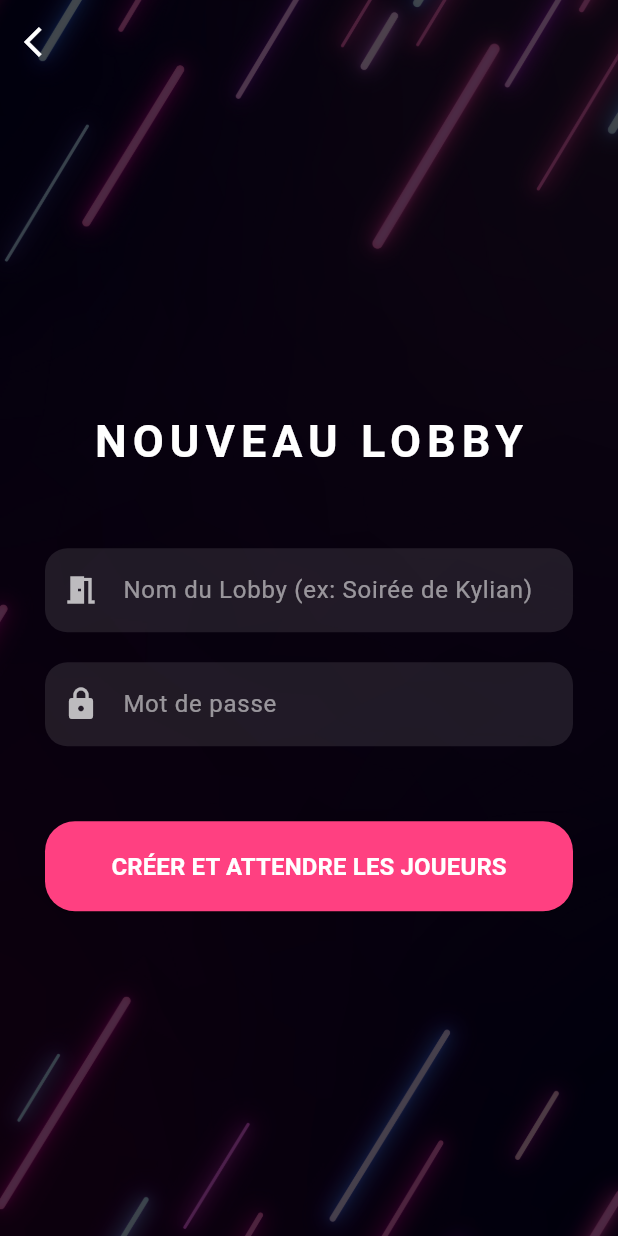
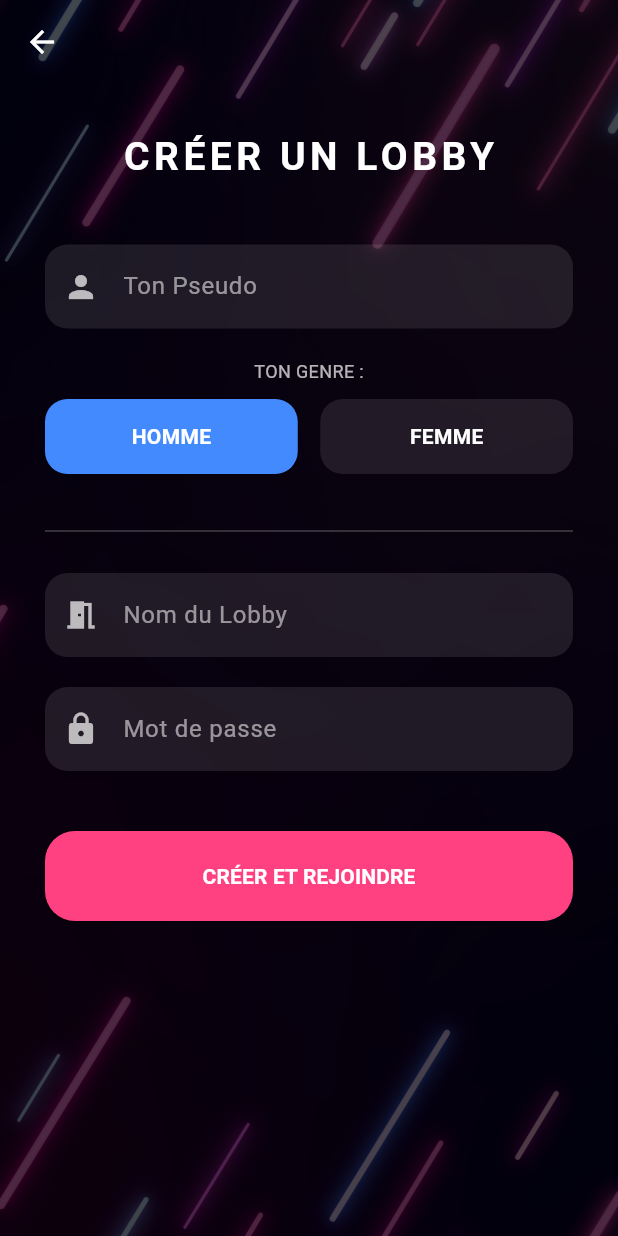
Before and after one commit to kyliandeffaut/PartyBox, a Flutter app: the CreateLobbyScreen screen opened directly, on a phone screen of 412 x 824 dp. Run offline on Flutter 3.47's test engine with Material 3 defaults, Android fonts, the phone set to English and light mode, and no system bars; our stand-ins replace cloud_firestore, firebase_core, flutter_animate; accounts and stored records are empty.

Commit message:
create join lobby

```diff
--- a/lib/home_screen.dart
+++ b/lib/home_screen.dart
@@ -114,31 +114,20 @@ class CreateLobbyScreen extends StatefulWidget {
 class _CreateLobbyScreenState extends State<CreateLobbyScreen> {
   final TextEditingController _nameController = TextEditingController();
   final TextEditingController _passwordController = TextEditingController();
+  final TextEditingController _pseudoController = TextEditingController(); // 1. Ajouté
+
+  String _selectedGender = 'H'; // 2. Ajouté
   bool _isLoading = false;
 
-  // FONCTION MAGIQUE : CRÉER LE LOBBY DANS LE CLOUD
   Future<void> _createLobby() async {
     String name = _nameController.text.trim();
     String password = _passwordController.text.trim();
+    String pseudo = _pseudoController.text.trim(); // 3. Récupère le pseudo
 
-    var existingLobby = await FirebaseFirestore.instance
-      .collection('lobbies')
-      .where('lobbyName', isEqualTo: name)
-      .where('status', isEqualTo: 'waiting') // On ne cherche que les lobbys actifs
-      .get();
-
-    if (existingLobby.docs.isNotEmpty) {
+    if (name.isEmpty || password.isEmpty || pseudo.isEmpty) {
       if (!mounted) return;
       ScaffoldMessenger.of(context).showSnackBar(
-        const SnackBar(content: Text("Ce nom de lobby est déjà utilisé !")),
-      );
-      return;
-    }
-
-    if (name.isEmpty || password.isEmpty) {
-      if (!mounted) return;
-      ScaffoldMessenger.of(context).showSnackBar(
-        const SnackBar(content: Text("Remplis tous les champs !")),
+        const SnackBar(content: Text("Remplis tous les champs, y compris ton pseudo !")),
       );
       return;
     }
@@ -146,17 +135,18 @@ class _CreateLobbyScreenState extends State<CreateLobbyScreen> {
     setState(() => _isLoading = true);
 
     try {
+      // ✅ Création du Lobby avec le créateur déjà dans la liste
       DocumentReference lobbyRef = await FirebaseFirestore.instance.collection('lobbies').add({
         'lobbyName': name,
         'password': password,
         'createdAt': FieldValue.serverTimestamp(),
-        'players': [],
         'status': 'waiting',
+        'players': [
+          {'name': pseudo, 'gender': _selectedGender} // ✅ Ajout direct ici
+        ],
       });
 
-      debugPrint("Lobby créé avec l'ID : ${lobbyRef.id}");
-
-      if (!mounted) return; // Sécurité
+      if (!mounted) return;
 
       Navigator.push(
         context,
@@ -168,32 +158,43 @@ class _CreateLobbyScreenState extends State<CreateLobbyScreen> {
         ),
       );
 
-      // Ici on ajoutera la navigation vers la salle d'attente plus tard
-      ScaffoldMessenger.of(context).showSnackBar(
-        const SnackBar(content: Text("Lobby créé avec succès !")),
-      );
-
     } catch (e) {
       debugPrint("Erreur lors de la création : $e");
     } finally {
-      setState(() => _isLoading = false);
+      if (mounted) setState(() => _isLoading = false);
     }
+  }
+
+  // Fonction pour les boutons de genre (à copier-coller aussi)
+  Widget _genderButton({required String label, required String value}) {
+    bool isSelected = _selectedGender == value;
+    return Expanded(
+      child: GestureDetector(
+        onTap: () => setState(() => _selectedGender = value),
+        child: Container(
+          padding: const EdgeInsets.symmetric(vertical: 15),
+          decoration: BoxDecoration(
+            color: isSelected
+                ? (value == 'H' ? Colors.blueAccent : Colors.pinkAccent)
+                : Colors.white.withValues(alpha: 0.1),
+            borderRadius: BorderRadius.circular(15),
+          ),
+          child: Center(
+            child: Text(label, style: const TextStyle(color: Colors.white, fontWeight: FontWeight.bold)),
+          ),
+        ),
+      ),
+    );
   }
 
   @override
   Widget build(BuildContext context) {
     return Scaffold(
       extendBodyBehindAppBar: true,
-      appBar: AppBar(
-        backgroundColor: Colors.transparent,
-        elevation: 0,
-        leading: IconButton(
-          icon: const Icon(Icons.arrow_back_ios, color: Colors.white),
-          onPressed: () => Navigator.pop(context)
-        ),
-      ),
+      appBar: AppBar(backgroundColor: Colors.transparent, elevation: 0, leading: const BackButton(color: Colors.white)),
       body: Container(
         width: double.infinity,
+        height: double.infinity,
         decoration: BoxDecoration(
           color: const Color(0xFF101012),
           image: DecorationImage(
@@ -203,64 +204,74 @@ class _CreateLobbyScreenState extends State<CreateLobbyScreen> {
           ),
         ),
         child: SafeArea(
-          child: Padding(
+          child: SingleChildScrollView(
             padding: const EdgeInsets.all(30.0),
             child: Column(
-              mainAxisAlignment: MainAxisAlignment.center,
               children: [
-                const Text(
-                  "NOUVEAU LOBBY",
-                  style: TextStyle(fontSize: 30, fontWeight: FontWeight.bold, color: Colors.white, letterSpacing: 4)
+                const Text("CRÉER UN LOBBY", style: TextStyle(fontSize: 26, fontWeight: FontWeight.bold, color: Colors.white, letterSpacing: 3)),
+                const SizedBox(height: 40),
+
+                // 🛠️ INTERFACE : Pseudo et Genre
+                _buildInput(controller: _pseudoController, hint: "Ton Pseudo", icon: Icons.person),
+                const SizedBox(height: 20),
+                const Text("TON GENRE :", style: TextStyle(color: Colors.white70, fontSize: 12)),
+                const SizedBox(height: 10),
+                Row(
+                  children: [
+                    _genderButton(label: "HOMME", value: "H"),
+                    const SizedBox(width: 15),
+                    _genderButton(label: "FEMME", value: "F"),
+                  ],
                 ),
-                const SizedBox(height: 50),
 
-                // CHAMP NOM DU LOBBY
-                TextField(
-                  controller: _nameController,
-                  style: const TextStyle(color: Colors.white),
-                  decoration: InputDecoration(
-                    hintText: "Nom du Lobby (ex: Soirée de Kylian)",
-                    hintStyle: const TextStyle(color: Colors.white54),
-                    filled: true,
-                    fillColor: Colors.white.withValues(alpha: 0.1),
-                    prefixIcon: const Icon(Icons.meeting_room, color: Colors.white70),
-                    border: OutlineInputBorder(borderRadius: BorderRadius.circular(15), borderSide: BorderSide.none),
-                  ),
-                ),
+                const SizedBox(height: 30),
+                const Divider(color: Colors.white24),
                 const SizedBox(height: 20),
 
-                // CHAMP MOT DE PASSE
-                TextField(
-                  controller: _passwordController,
-                  obscureText: true,
-                  style: const TextStyle(color: Colors.white),
-                  decoration: InputDecoration(
-                    hintText: "Mot de passe",
-                    hintStyle: const TextStyle(color: Colors.white54),
-                    filled: true,
-                    fillColor: Colors.white.withValues(alpha: 0.1),
-                    prefixIcon: const Icon(Icons.lock, color: Colors.white70),
-                    border: OutlineInputBorder(borderRadius: BorderRadius.circular(15), borderSide: BorderSide.none),
-                  ),
-                ),
+                // Champs du Lobby
+                _buildInput(controller: _nameController, hint: "Nom du Lobby", icon: Icons.meeting_room),
+                const SizedBox(height: 20),
+                _buildInput(controller: _passwordController, hint: "Mot de passe", icon: Icons.lock, isPassword: true),
 
-                const SizedBox(height: 50),
+                const SizedBox(height: 40),
 
-                // BOUTON D'ACTION
                 _isLoading
-                  ? const CircularProgressIndicator(color: Colors.pinkAccent) // Affiche un chargement si on clique
+                ? const CircularProgressIndicator(color: Colors.pinkAccent)
                 : ElevatedButton(
                     style: ElevatedButton.styleFrom(
                       backgroundColor: Colors.pinkAccent,
                       minimumSize: const Size(double.infinity, 60),
                       shape: RoundedRectangleBorder(borderRadius: BorderRadius.circular(20)),
                     ),
-                      onPressed: _createLobby, // 👈 Appelle la fonction Firebase
-                      child: const Text("CRÉER ET ATTENDRE LES JOUEURS", style: TextStyle(fontSize: 16, fontWeight: FontWeight.bold, color: Colors.white)),
+                    onPressed: _createLobby,
+                    child: const Text("CRÉER ET REJOINDRE", style: TextStyle(fontWeight: FontWeight.bold, color: Colors.white)),
                   ),
               ],
             ),
           ),
+        ),
+      ),
+    );
+  }
+  Widget _buildInput({
+    required TextEditingController controller,
+    required String hint,
+    required IconData icon,
+    bool isPassword = false
+  }) {
+    return TextField(
+      controller: controller,
+      obscureText: isPassword,
+      style: const TextStyle(color: Colors.white),
+      decoration: InputDecoration(
+        hintText: hint,
+        hintStyle: const TextStyle(color: Colors.white54),
+        filled: true,
+        fillColor: Colors.white.withValues(alpha: 0.1),
+        prefixIcon: Icon(icon, color: Colors.white70),
+        border: OutlineInputBorder(
+          borderRadius: BorderRadius.circular(15),
+          borderSide: BorderSide.none
         ),
       ),
     );
--- a/lib/waiting_room_screen.dart
+++ b/lib/waiting_room_screen.dart
@@ -30,7 +30,7 @@ class WaitingRoomScreen extends StatelessWidget {
               const SizedBox(height: 30),
               // NOM DU LOBBY EN NÉON
               Text(
-                lobbyName.toUpperCase(),
+                lobbyName,
                 textAlign: TextAlign.center,
                 style: const TextStyle(
                   fontSize: 28,
```
Lines whose indentation alone changed are shown as unchanged.
